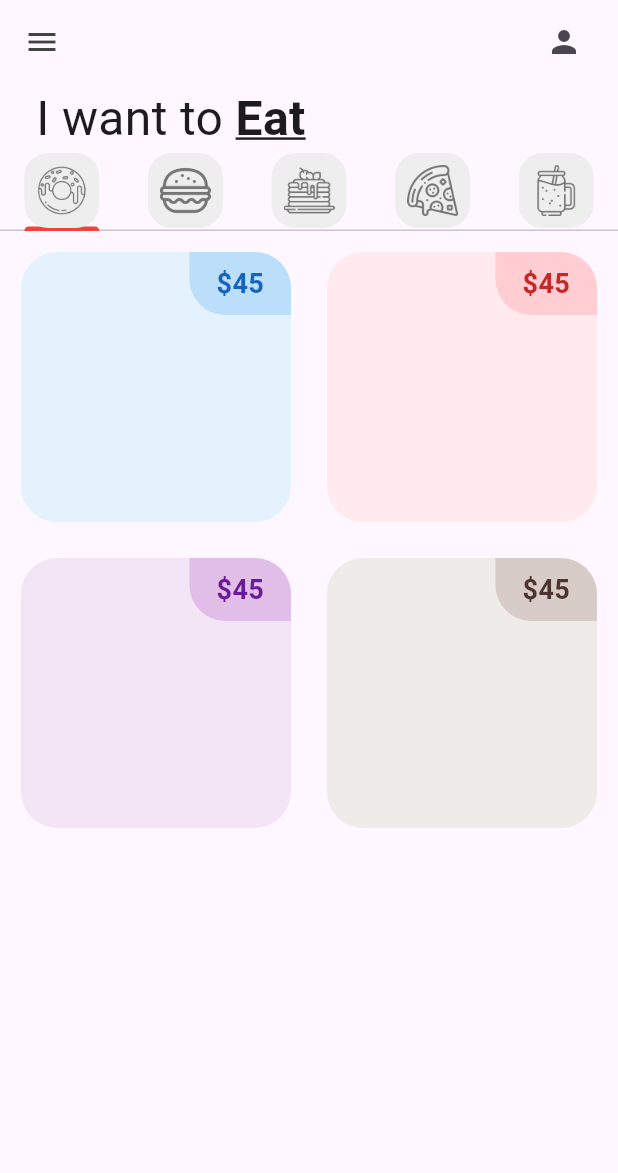
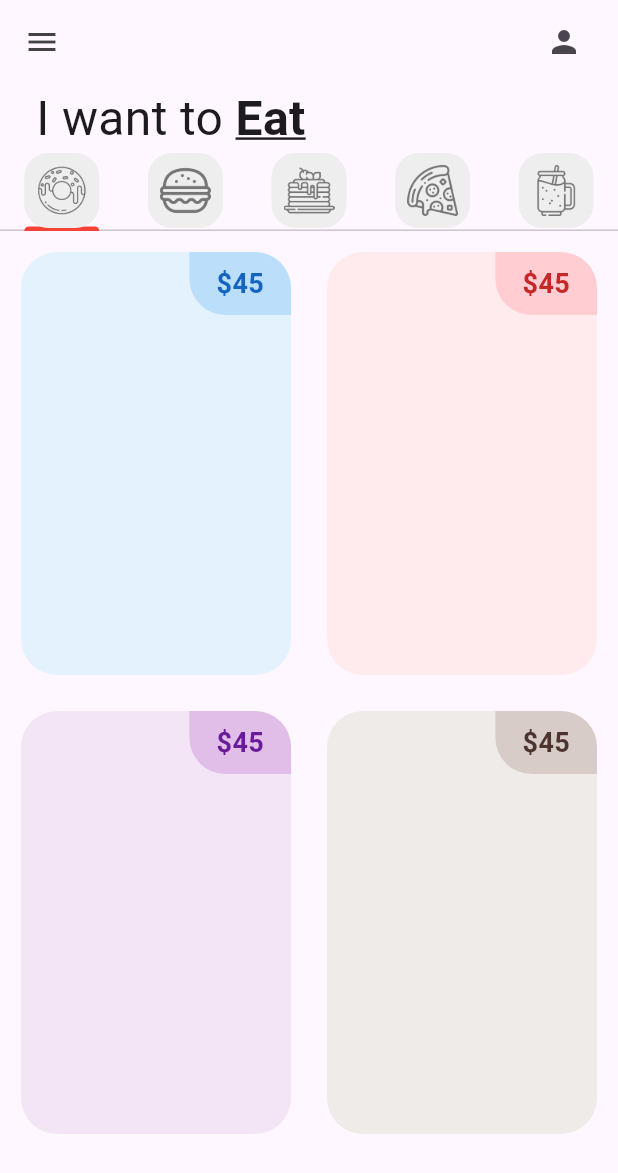
Before and after one commit to elgranjacob/donut_app_4sa, a Flutter app: the screen it shows after launch, on a phone screen of 412 x 824 dp. Shown: the top 1173 px of the screen. Run offline on Flutter 3.47's test engine with Material 3 defaults, Android fonts, the phone set to English and light mode, and no system bars.

Commit message:
Donut Tile Fixed (Changed)

```diff
--- a/lib/tabs/donut_tab.dart
+++ b/lib/tabs/donut_tab.dart
@@ -17,18 +17,19 @@ class DonutTab extends StatelessWidget {
     return GridView.builder(
         //Número de columnas
         //crossaxis: eje opuesto
-        gridDelegate:
-            const SliverGridDelegateWithFixedCrossAxisCount(crossAxisCount: 2),
+        gridDelegate: const SliverGridDelegateWithFixedCrossAxisCount(
+            crossAxisCount: 2,
+            //Proporción de aspecto ancho y largo
+            childAspectRatio: 1 / 1.5),
+        //Cuantos elementos
         itemCount: 4,
         padding: const EdgeInsets.all(2),
         itemBuilder: (context, index) {
           return DonutTile(
-            donutFlavor: donutsOnSale[index][0],
-            donutPrice: donutsOnSale[index][1],
-            donutColor: donutsOnSale[index][2],
-            imageName: donutsOnSale[index][3]
-
-          );
+              donutFlavor: donutsOnSale[index][0],
+              donutPrice: donutsOnSale[index][1],
+              donutColor: donutsOnSale[index][2],
+              imageName: donutsOnSale[index][3]);
         });
   }
 }
```
